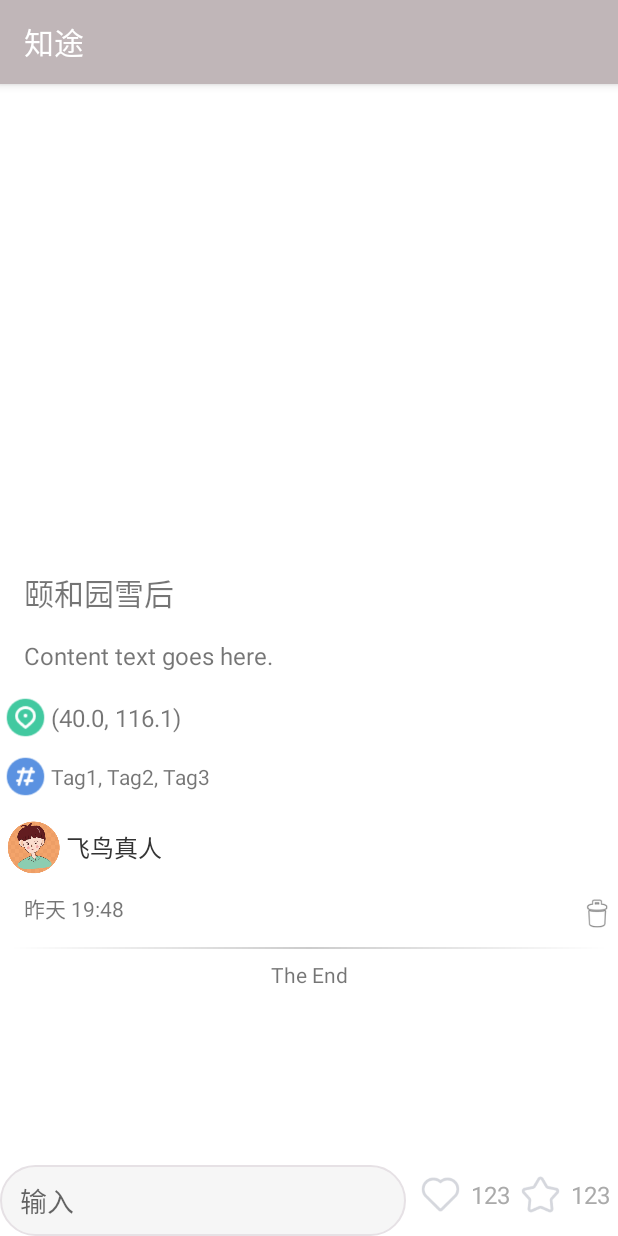
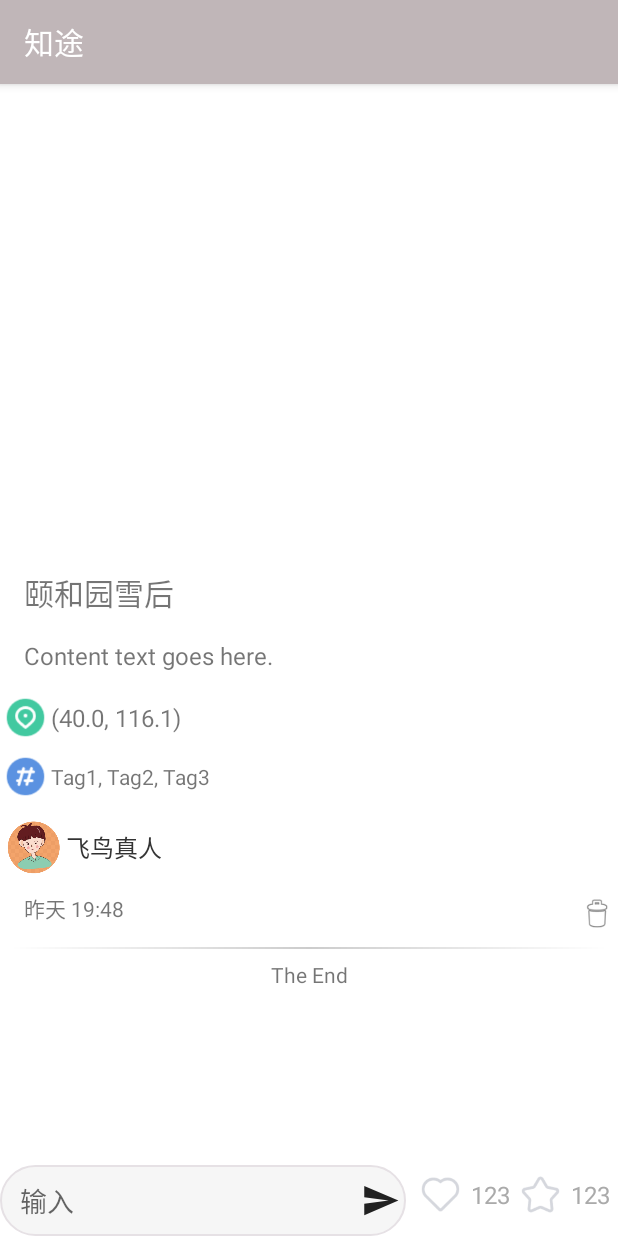
Before and after one commit to robinfoxnan/travalbook, an Android app: the fragment NewsFragment shown on its own in the app's theme, scrolled down 197 dp, on a phone screen of 412 x 824 dp. Run offline under Robolectric (Android 15) with nearby library versions, the light colour scheme and no system bars; pictures from the network do not load.

```diff
--- a/app/src/main/java/com/bird2fish/travelbook/ui/news/NewsFragment.kt
+++ b/app/src/main/java/com/bird2fish/travelbook/ui/news/NewsFragment.kt
@@ -151,6 +151,11 @@ class NewsFragment : Fragment() {
             }
         }
 
+        // 点击发送按钮
+        binding.imgNewsInputSend.setOnClickListener{
+
+        }
+
         // 删除
         binding.newsItemDelImg.setOnClickListener{
             delNews()
@@ -274,6 +279,7 @@ class NewsFragment : Fragment() {
         }
     }
 
+    // 发送单击了收藏了或者喜欢了
     private fun updateFav(){
         val user = CurrentUser.getUser()
         var opt = ""
--- a/app/src/main/java/com/bird2fish/travelbook/ui/tracks/maptrack.kt
+++ b/app/src/main/java/com/bird2fish/travelbook/ui/tracks/maptrack.kt
@@ -132,6 +132,12 @@ class maptrack : Fragment() {
 
     }
 
+    // 复制到剪切板
+    fun onClickCopy(pos: Int){
+        this.recyclerView.closeMenu()
+        copyToClipboard(pos)
+    }
+
     private fun copyToClipboard(pos: Int){
         val trackList = GlobalData.trackList ?: return
 
--- /dev/null
+++ b/app/src/main/res/drawable/ic_send.xml
@@ -0,0 +1,9 @@
+<vector xmlns:android="http://schemas.android.com/apk/res/android"
+        android:width="24dp"
+        android:height="24dp"
+        android:viewportWidth="24.0"
+        android:viewportHeight="24.0">
+    <path
+        android:fillColor="#dd000000"
+        android:pathData="M2.01,21L23,12 2.01,3 2,10l15,2 -15,2z"/>
+</vector>
--- a/app/src/main/res/layout/fav_list_item.xml
+++ b/app/src/main/res/layout/fav_list_item.xml
@@ -95,7 +95,7 @@
             android:layout_height="match_parent"
             android:background="@color/back_bike"
             android:gravity="center"
-            android:text="分享"
+            android:text="发帖"
             android:textColor="@color/white"
             android:textSize="16dp" />
 
--- a/app/src/main/res/layout/fragment_news.xml
+++ b/app/src/main/res/layout/fragment_news.xml
@@ -277,6 +277,15 @@
                 android:hint="输入"
                 android:paddingStart="8dp" />
 
+            <ImageView
+                android:id="@+id/img_news_input_send"
+                android:layout_width="30dp"
+                android:layout_height="30dp"
+                android:layout_gravity="center_vertical"
+                android:paddingEnd="4dp"
+                android:visibility="visible"
+                app:srcCompat="@drawable/ic_send" />
+
             <!-- 图标1 -->
             <ImageView
                 android:id="@+id/img_news_input_at"
```
Also changed, not shown: app/src/main/java/com/bird2fish/travelbook/ui/tracks/TrackItemAdapter.kt (+8 -0 lines), app/src/main/res/layout/track_list_item.xml (+11 -2 lines).
